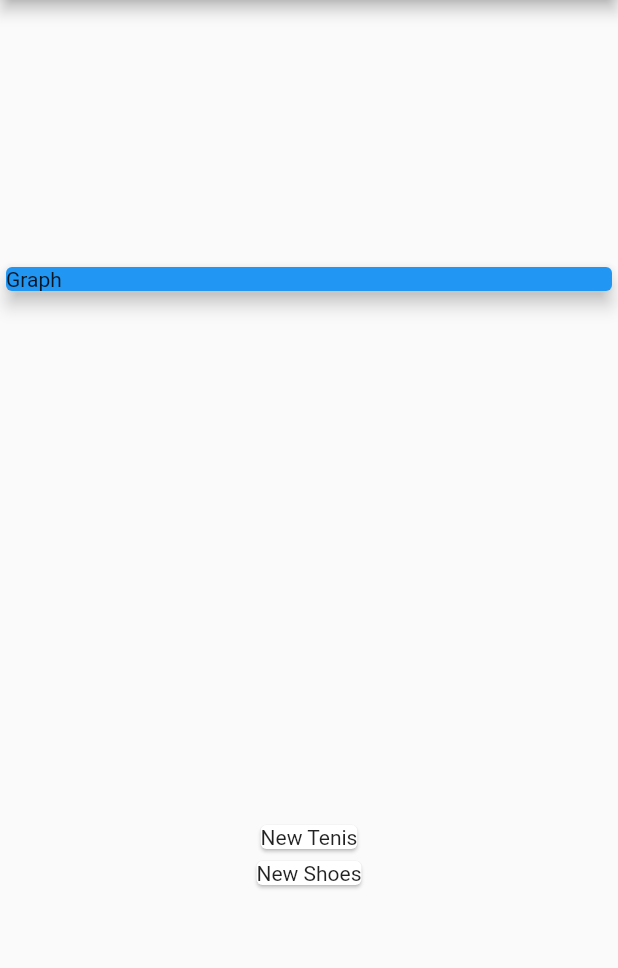
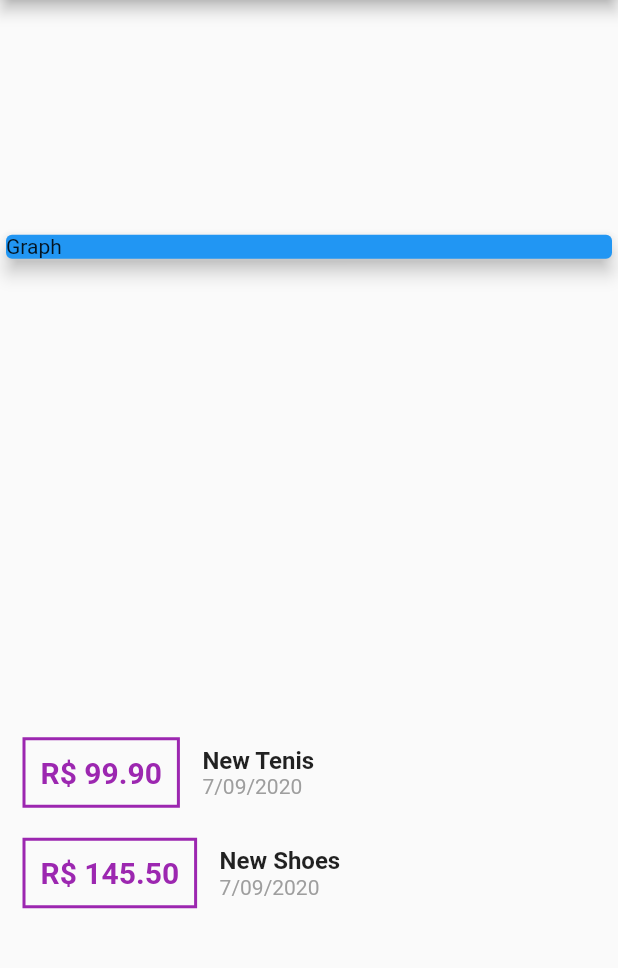
Before and after one commit to avatarrrrr/expenses, a Flutter app: the screen it shows after launch, on a phone screen of 412 x 824 dp, the part 84-1052 px from its top. Run offline on Flutter 3.47's test engine with Material 2 defaults, Android fonts, the phone set to English and light mode, and no system bars.

Commit message:
Card with more details

```diff
--- a/lib/main.dart
+++ b/lib/main.dart
@@ -1,5 +1,6 @@
 import 'package:expenses/models/transactions.dart';
 import 'package:flutter/material.dart';
+import 'package:intl/intl.dart';
 
 main() => runApp(ExpensesApp());
 
@@ -40,7 +41,45 @@ class MyHomePage extends StatelessWidget {
           Column(
               children: _transactions
                   .map(
-                    (tr) => Card(child: Text(tr.title)),
+                    (tr) => Row(children: [
+                      Container(
+                        child: Text(
+                          'R\$ ${tr.value.toStringAsFixed(2)}',
+                          style: TextStyle(
+                            fontWeight: FontWeight.bold,
+                            fontSize: 20,
+                            color: Colors.purple,
+                          ),
+                        ),
+                        margin: EdgeInsets.symmetric(
+                          horizontal: 15,
+                          vertical: 10,
+                        ),
+                        decoration: BoxDecoration(
+                          border: Border.all(
+                            color: Colors.purple,
+                            width: 2,
+                          ),
+                        ),
+                        padding: EdgeInsets.all(10),
+                      ),
+                      Column(
+                        children: [
+                          Text(tr.title,
+                              style: TextStyle(
+                                fontSize: 16,
+                                fontWeight: FontWeight.bold,
+                              )),
+                          Text(
+                            DateFormat('d/MM/y').format(tr.date),
+                            style: TextStyle(
+                              color: Colors.grey,
+                            ),
+                          ),
+                        ],
+                        crossAxisAlignment: CrossAxisAlignment.start,
+                      )
+                    ]),
                   )
                   .toList()),
         ],
--- a/pubspec.yaml
+++ b/pubspec.yaml
@@ -23,6 +23,7 @@ environment:
 dependencies:
   flutter:
     sdk: flutter
+  intl: 0.16.1
 
 
   # The following adds the Cupertino Icons font to your application.
```
Also changed, not shown: pubspec.lock.
